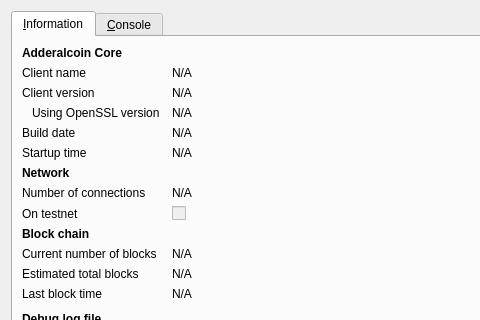
This is src/qt/forms/rpcconsole.ui in stakersdev/Stakers as Qt 5 draws it before an edit; both pictures show x 0 to 480 and y 0 to 320 of the 740 by 450 pixel window. The edited form follows.
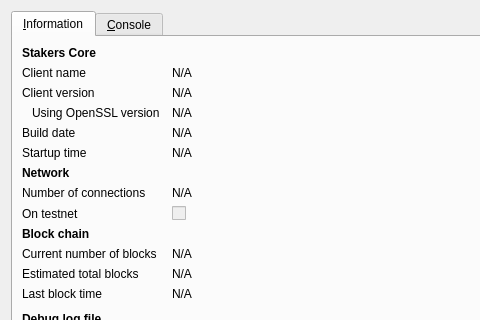
This is the edited form. Icons and pictures are not drawn.

What changed in the file:
```diff
--- a/src/qt/forms/rpcconsole.ui
+++ b/src/qt/forms/rpcconsole.ui
@@ -36,7 +36,7 @@
           </font>
          </property>
          <property name="text">
-          <string>Adderalcoin Core</string>
+          <string>Stakers Core</string>
          </property>
         </widget>
        </item>
```
Left out of the diff: 6 changed lines with no effect on the pictures.
